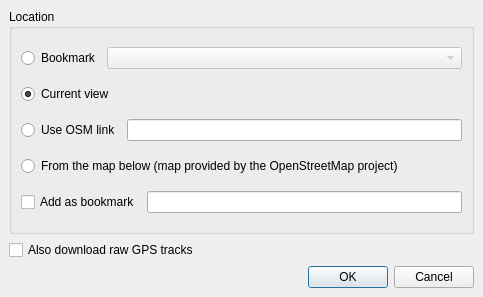
Before: the Qt Designer form DownloadMapDialog.ui in openstreetmap/merkaartor, drawn with Qt 5.
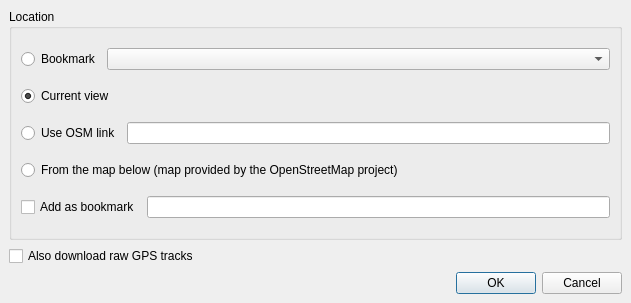
After: the same form once the commit is applied.

Commit message: Download dialog : auto radio selection. Idea by Dirk Stoecker: http://lists.openstreetmap.org/pipermail/merkaartor/2008-May/000156.html

Diff of the .ui file:
```diff
--- a/DownloadMapDialog.ui
+++ b/DownloadMapDialog.ui
@@ -5,8 +5,8 @@
    <rect>
     <x>0</x>
     <y>0</y>
-    <width>483</width>
-    <height>297</height>
+    <width>631</width>
+    <height>303</height>
    </rect>
   </property>
   <property name="windowTitle" >
@@ -82,7 +82,7 @@
         <item>
          <widget class="QComboBox" name="Bookmarks" >
           <property name="enabled" >
-           <bool>false</bool>
+           <bool>true</bool>
           </property>
           <property name="sizePolicy" >
            <sizepolicy vsizetype="Fixed" hsizetype="Expanding" >
@@ -170,7 +170,7 @@
       <enum>Qt::Horizontal</enum>
      </property>
      <property name="standardButtons" >
-      <set>QDialogButtonBox::Cancel|QDialogButtonBox::NoButton|QDialogButtonBox::Ok</set>
+      <set>QDialogButtonBox::Cancel|QDialogButtonBox::Ok</set>
      </property>
     </widget>
    </item>
```
Left out of the diff: 79 changed lines with no effect on the pictures. The commit also changes 4 other files.
